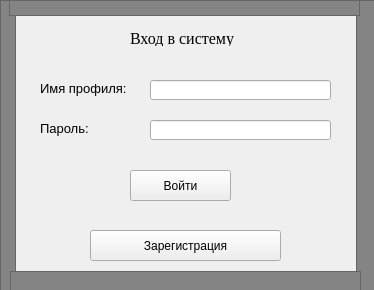
Before: the Qt Designer form EntryMenuForm.ui in Glebosh/Yandex_Project1, drawn with Qt 5.
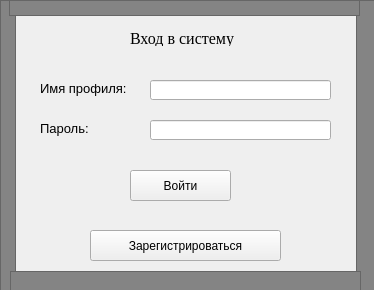
After: the same form once the commit is applied.

Commit message: delet mistakes in menu and error in redact

What changed in the file:
```diff
--- a/EntryMenuForm.ui
+++ b/EntryMenuForm.ui
@@ -47,7 +47,7 @@
     </font>
    </property>
    <property name="text">
-    <string>Зарегистрация</string>
+    <string>Зарегистрироваться</string>
    </property>
   </widget>
   <widget class="QPushButton" name="btn_ent">
```
The commit also changes 1 other file.
